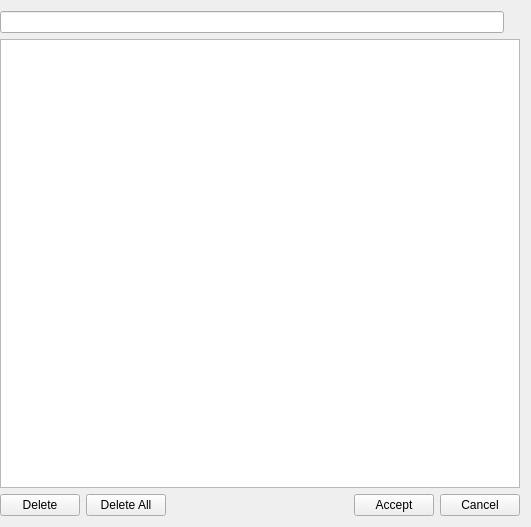
medusabci/medusa-analyzer, file data_loader/files/file_list.ui: the form before one commit.
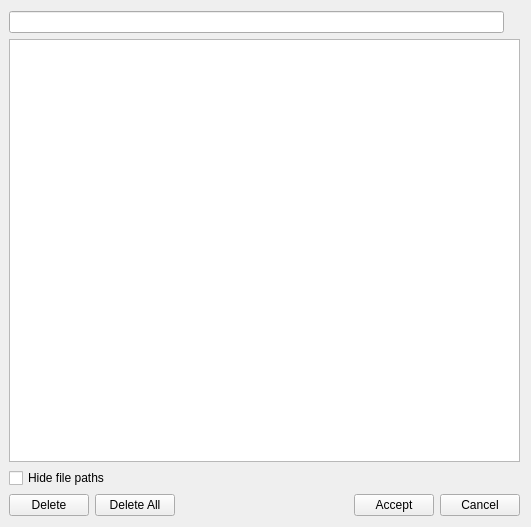
The form after the commit.

Commit message: Add checkbox to toggle between showing file names and full paths in file list

What changed in the file:
```diff
--- a/data_loader/files/file_list.ui
+++ b/data_loader/files/file_list.ui
@@ -18,7 +18,7 @@
   </property>
   <layout class="QVBoxLayout" name="verticalLayout">
    <property name="leftMargin">
-    <number>0</number>
+    <number>9</number>
    </property>
    <item>
     <layout class="QHBoxLayout" name="horizontalLayout_2">
@@ -43,6 +43,20 @@
    <item>
     <widget class="QListWidget" name="filelistWidget"/>
    </item>
+   <item>
+    <layout class="QHBoxLayout" name="horizontalLayout_3">
+     <property name="leftMargin">
+      <number>0</number>
+     </property>
+     <item>
+      <widget class="QCheckBox" name="showNamesCheck">
+       <property name="text">
+        <string>Hide file paths</string>
+       </property>
+      </widget>
+     </item>
+    </layout>
+   </item>
    <item>
     <layout class="QHBoxLayout" name="horizontalLayout">
      <item>
```
The commit also changes 1 other file.
